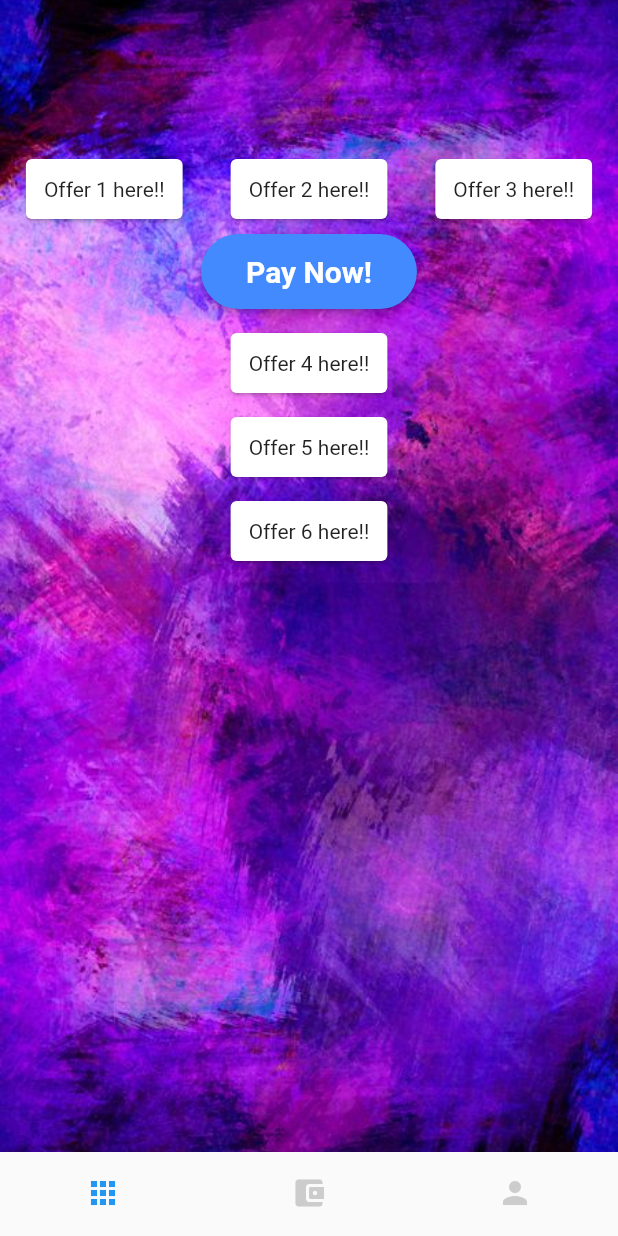
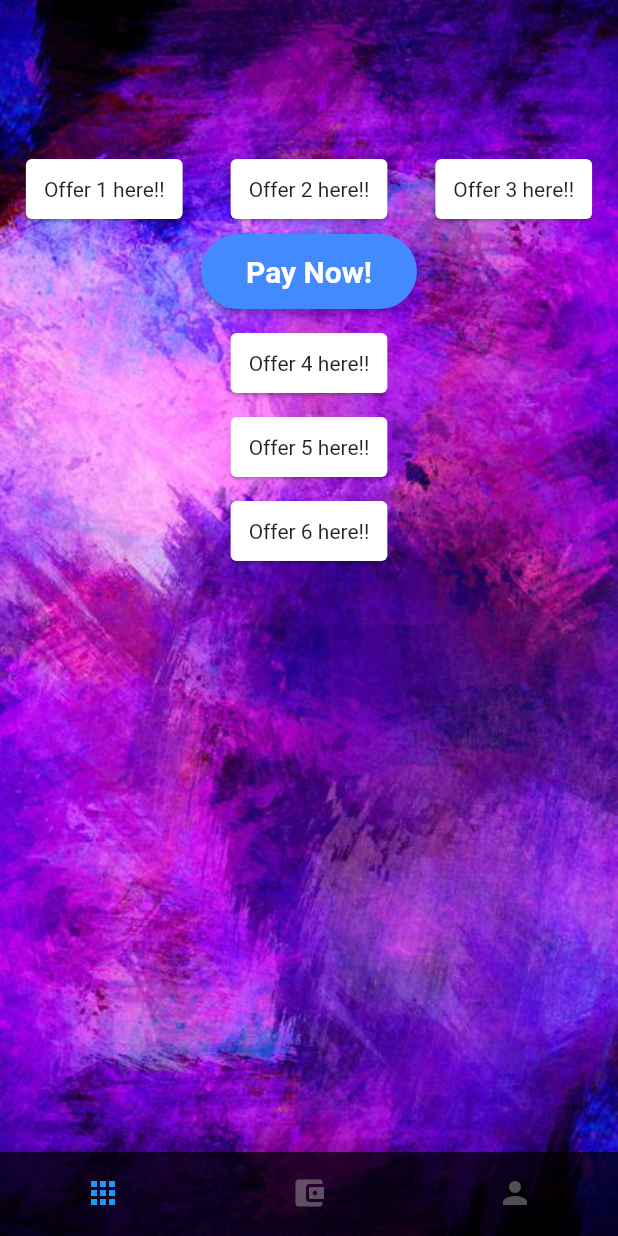
Before and after one commit to abhidhadke/rewards_app, a Flutter app: the screen it shows after launch, on a phone screen of 412 x 824 dp. Run offline on Flutter 3.47's test engine with Material 2 defaults, Android fonts, the phone set to English and light mode, and no system bars; our stand-ins replace flutter_spinkit; missing offline and left inert: external_app_launcher.

Commit message:
solved bg image for nav bar

```diff
--- a/lib/pages/home.dart
+++ b/lib/pages/home.dart
@@ -16,11 +16,7 @@ class _HomeState extends State<Home> {
 
   @override
   Widget build(BuildContext context) {
-    return Container(
-        decoration: const BoxDecoration(
-            image: DecorationImage(
-              image: AssetImage('assets/bgimage.png'), fit: BoxFit.cover,)),
-        child: Scaffold(
+    return Scaffold(
           backgroundColor: Colors.transparent,
           body: SafeArea(
               child: SingleChildScrollView(
@@ -105,12 +101,8 @@ class _HomeState extends State<Home> {
               ),
 
             ),
-        ),
+        );
+  }
 
 
-
-
-
-    );
-  }
 }
--- a/lib/pages/navigation.dart
+++ b/lib/pages/navigation.dart
@@ -27,13 +27,14 @@ class _NavigationState extends State<Navigation> {
 
   @override
   Widget build(BuildContext context) {
-    return Stack(
-      children: [Container(
-        decoration: const BoxDecoration(
+    return Container(
+        decoration: BoxDecoration(
             image: DecorationImage(
-              image: AssetImage('assets/bgimage.png'), fit: BoxFit.cover,)),),
-        Scaffold(
+              image: AssetImage('assets/bgimage.png'), fit: BoxFit.cover,)
+        ),
+        child: Scaffold(
           body: pages[currentIndex],
+          backgroundColor: Colors.transparent,
           bottomNavigationBar: BottomNavigationBar(
             unselectedFontSize: 0,
             selectedFontSize: 0,
@@ -44,14 +45,14 @@ class _NavigationState extends State<Navigation> {
             showSelectedLabels: false,
             showUnselectedLabels: false,
             elevation: 0,
-          backgroundColor: Colors.transparent,
+            backgroundColor: Colors.black45.withOpacity(0.7),
             items: [
               BottomNavigationBarItem(label: 'Home', icon: Icon(Icons.apps_rounded)),
               BottomNavigationBarItem(label: 'Wallet', icon: Icon(Icons.account_balance_wallet_rounded)),
               BottomNavigationBarItem(label: 'Profile', icon: Icon(Icons.person))
             ],
           ),
-      )]
+        )
       );
 
   }
--- a/lib/pages/profile.dart
+++ b/lib/pages/profile.dart
@@ -11,7 +11,8 @@ class _ProfileState extends State<Profile> {
   @override
   Widget build(BuildContext context) {
     return Container(
-      child: SafeArea(child: Text('Profile')
+        child: SafeArea(
+            child: Card(child: Text('Profile'))
       ),
     );
   }
--- a/lib/pages/wallet.dart
+++ b/lib/pages/wallet.dart
@@ -11,7 +11,8 @@ class _WalletState extends State<Wallet> {
   @override
   Widget build(BuildContext context) {
     return Container(
-      child: SafeArea(child: Text('Wallet')),
+      child: SafeArea(
+          child: Card(child: Text('Wallet'))),
     );
   }
 }
--- a/pubspec.yaml
+++ b/pubspec.yaml
@@ -38,7 +38,7 @@ dependencies:
   cupertino_icons: ^1.0.2
   flutter_spinkit: ^5.1.0
   external_app_launcher: ^3.1.0
-  dot_navigation_bar: ^1.0.1+4
+
 
 
 dev_dependencies:
```
Lines whose indentation alone changed are shown as unchanged.
